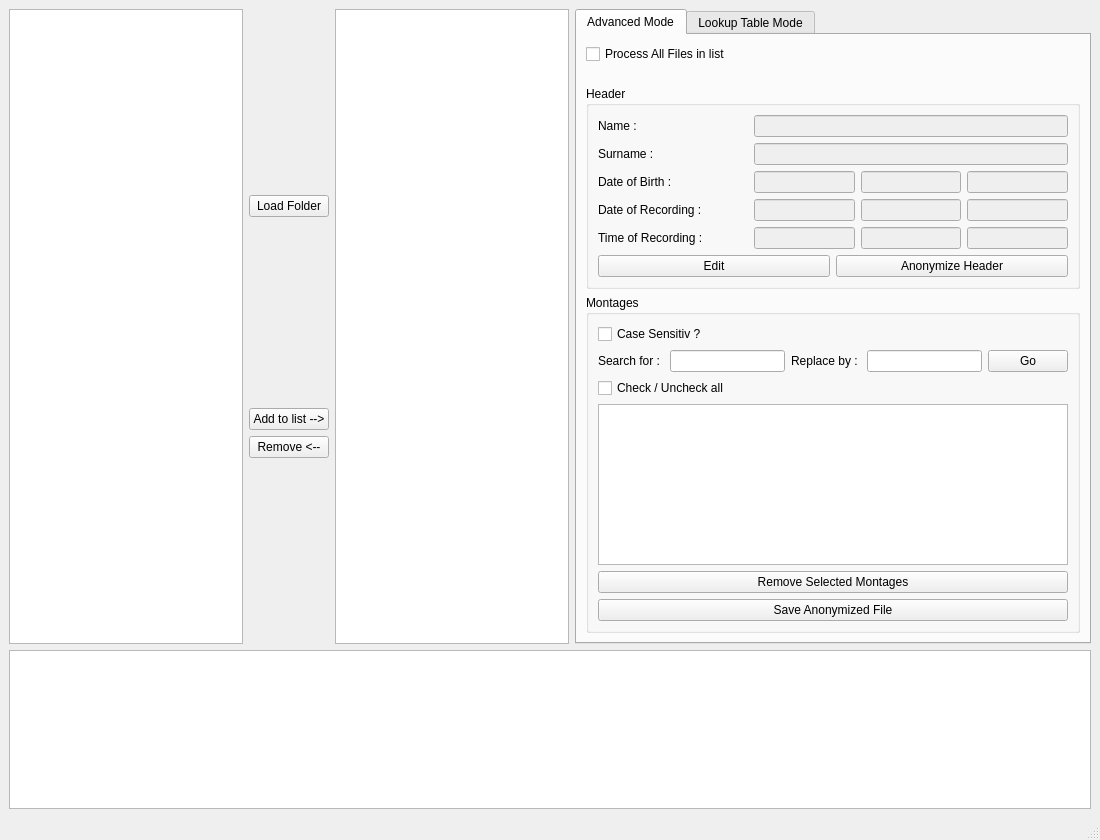
This is TRCAnonymizer.ui in floriansipp/TRCAnonymizer as Qt 5 draws it before an edit. The edited form follows.
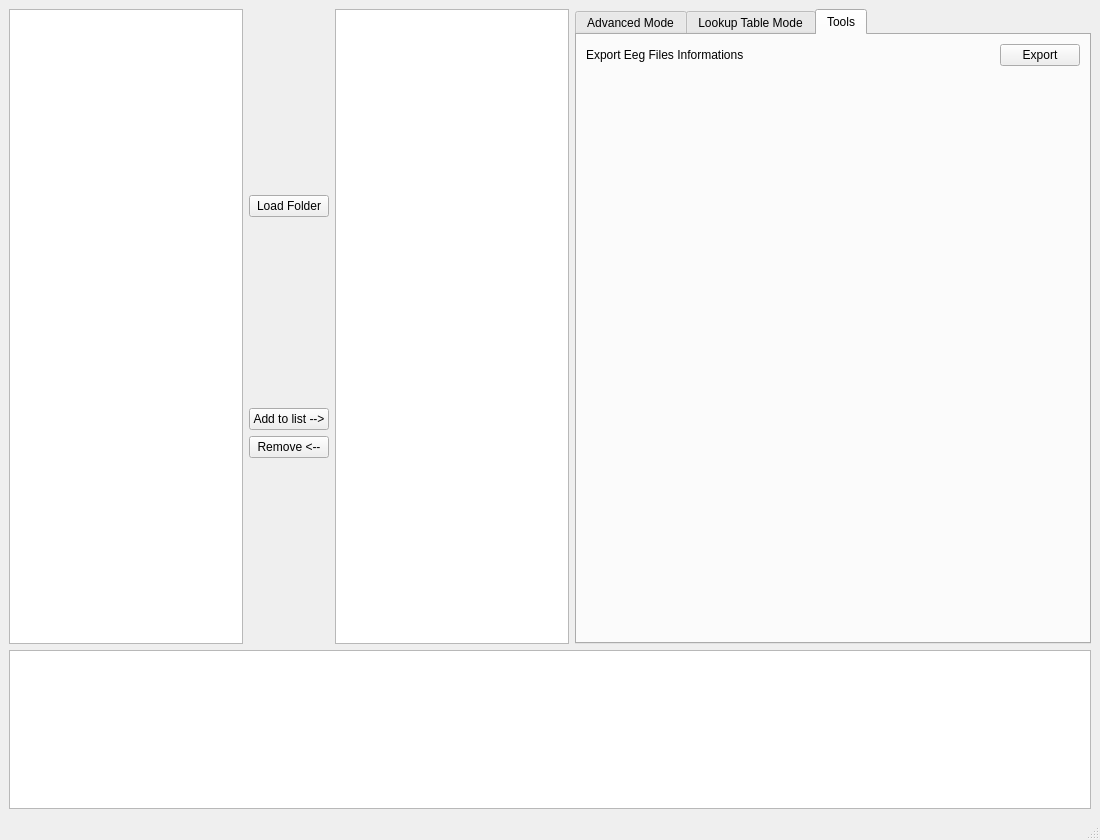
This is the edited form. The open tabs and pages were chosen to show the change.

Commit message: Ajout d'un outil qualité pour sortir les informations des fichiers avant d'anonymiser (permet de garder une trace des infos si manque de place pour doubler les données le temps de l'anon) Refactor des bouts de code plus proprement Modification de tout les browsers pour atérir directement sur le bureau de l'utilisateur

The edit to the form file:
```diff
--- a/TRCAnonymizer.ui
+++ b/TRCAnonymizer.ui
@@ -546,6 +546,57 @@
           </item>
          </layout>
         </widget>
+        <widget class="QWidget" name="tab_3">
+         <attribute name="title">
+          <string>Tools</string>
+         </attribute>
+         <layout class="QVBoxLayout" name="verticalLayout_8">
+          <item>
+           <layout class="QHBoxLayout" name="horizontalLayout_12" stretch="0,0,0">
+            <item>
+             <widget class="QLabel" name="label_11">
+              <property name="text">
+               <string>Export Eeg Files Informations</string>
+              </property>
+             </widget>
+            </item>
+            <item>
+             <spacer name="horizontalSpacer_2">
+              <property name="orientation">
+               <enum>Qt::Horizontal</enum>
+              </property>
+              <property name="sizeHint" stdset="0">
+               <size>
+                <width>40</width>
+                <height>20</height>
+               </size>
+              </property>
+             </spacer>
+            </item>
+            <item>
+             <widget class="QPushButton" name="GenerateExportCSVPushButton">
+              <property name="text">
+               <string>Export</string>
+              </property>
+             </widget>
+            </item>
+           </layout>
+          </item>
+          <item>
+           <spacer name="verticalSpacer_5">
+            <property name="orientation">
+             <enum>Qt::Vertical</enum>
+            </property>
+            <property name="sizeHint" stdset="0">
+             <size>
+              <width>20</width>
+              <height>40</height>
+             </size>
+            </property>
+           </spacer>
+          </item>
+         </layout>
+        </widget>
        </widget>
       </item>
      </layout>
```
The commit also changes 7 other files.
